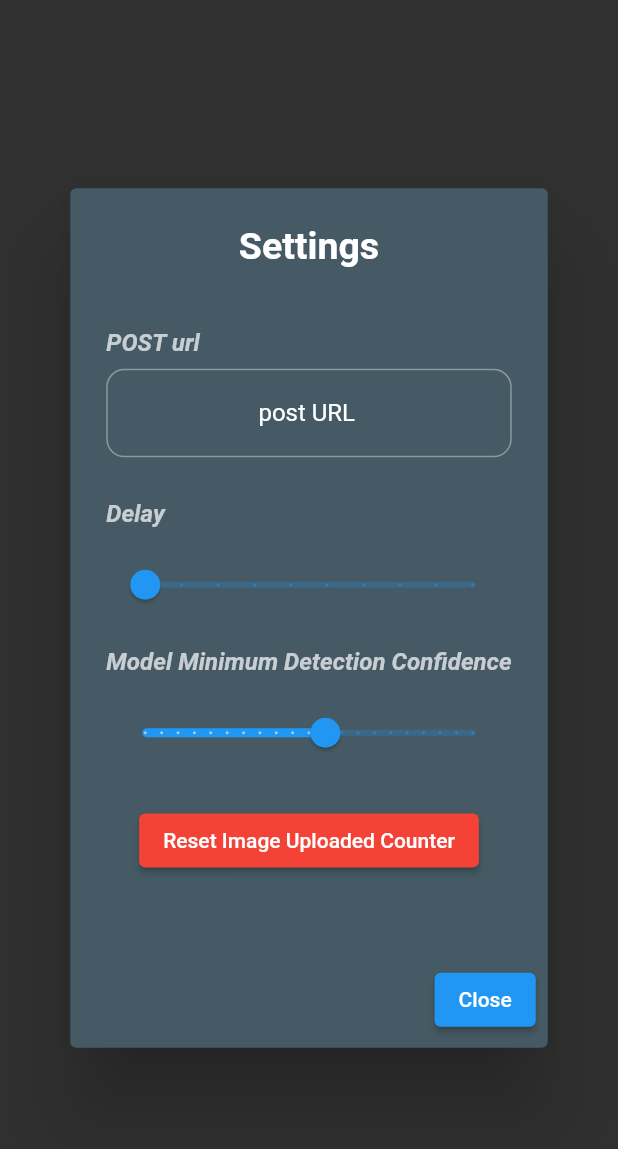
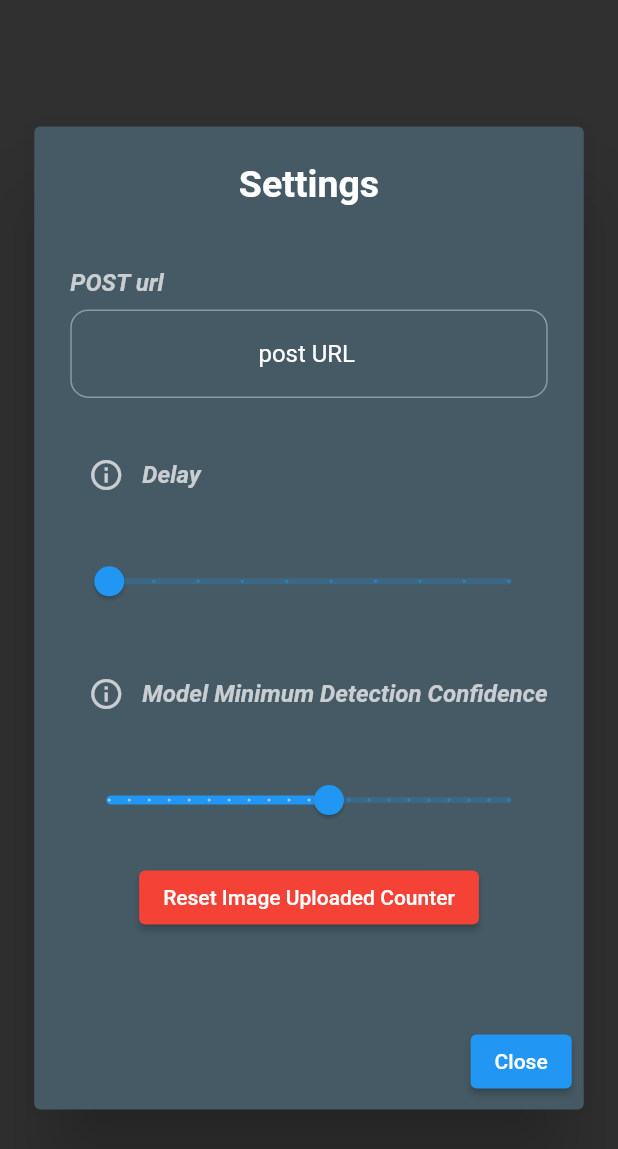
Before and after one commit to AlexBorous/mobileCameraDetection, a Flutter app: the Settings widget shown alone on an empty page, opened directly, on a phone screen of 412 x 824 dp. Shown: the top 1149 px of the screen. Run offline on Flutter 3.47's test engine with Material 2 defaults, Android fonts, the phone set to English and light mode, and no system bars; our stand-ins replace camera, fluttertoast, hive, hive_flutter; missing offline and left inert: tflite; accounts and stored records are empty.

Commit message:
finished project

```diff
--- a/camera_detection/lib/widgets/settings.dart
+++ b/camera_detection/lib/widgets/settings.dart
@@ -41,23 +41,26 @@ class _SettingsState extends State<Settings> {
             const EdgeInsets.symmetric(horizontal: 5.0, vertical: 5.0),
         backgroundColor: Colors.blueGrey.shade700,
         content: Container(
-          height: MediaQuery.of(context).size.height * 0.5,
+          height: MediaQuery.of(context).size.height * 0.6,
           child: Column(
             mainAxisAlignment: MainAxisAlignment.center,
             crossAxisAlignment: CrossAxisAlignment.start,
             mainAxisSize: MainAxisSize.min,
             children: [
-              Text(
+              Flexible(
+                child: Text(
                   "POST url",
                   style: const TextStyle(
                       fontWeight: FontWeight.w600,
                       fontStyle: FontStyle.italic,
                       color: Colors.white70),
                 ),
+              ),
               const SizedBox(
                 height: 8.0,
               ),
               Container(
+                child: Expanded(
                   child: TextField(
                     decoration: InputDecoration(
                         border: OutlineInputBorder(
@@ -73,15 +76,32 @@ class _SettingsState extends State<Settings> {
                     },
                   ),
                 ),
+              ),
               const SizedBox(
-                height: 28.0,
+                height: 16.0,
               ),
-              Text(
+              Expanded(
+                child: Row(
+                  children: [
+                    IconButton(
+                      onPressed: () {},
+                      icon: const Icon(
+                        Icons.info_outline,
+                        color: Colors.white70,
+                      ),
+                      tooltip: "Delay after taking a photo",
+                    ),
+                    Flexible(
+                      child: Text(
                         "Delay",
                         style: const TextStyle(
                             fontWeight: FontWeight.w600,
                             fontStyle: FontStyle.italic,
                             color: Colors.white70),
+                      ),
+                    ),
+                  ],
+                ),
               ),
               const SizedBox(
                 height: 8.0,
@@ -105,6 +125,18 @@ class _SettingsState extends State<Settings> {
               const SizedBox(
                 height: 12.0,
               ),
+              Expanded(
+                child: Row(
+                  children: [
+                    IconButton(
+                      onPressed: () {},
+                      icon: const Icon(
+                        Icons.info_outline,
+                        color: Colors.white70,
+                      ),
+                      tooltip:
+                          "Default:0.55 More confidence means slower image taking but added certainty",
+                    ),
                     Flexible(
                       child: Text(
                         "Model Minimum Detection Confidence",
@@ -112,6 +144,9 @@ class _SettingsState extends State<Settings> {
                             fontWeight: FontWeight.w600,
                             fontStyle: FontStyle.italic,
                             color: Colors.white70),
+                      ),
+                    ),
+                  ],
                 ),
               ),
               const SizedBox(
@@ -132,7 +167,7 @@ class _SettingsState extends State<Settings> {
                 ),
               ),
               const SizedBox(
-                height: 12.0,
+                height: 2.0,
               ),
               Flexible(
                 child: Center(
--- a/camera_detection/pubspec.yaml
+++ b/camera_detection/pubspec.yaml
@@ -27,6 +27,7 @@ dependencies:
   hive_flutter: ^1.0.0
   http: ^0.13.1
   flutter_launcher_icons: "^0.9.0"
+  fluttertoast: ^8.0.6
 
 
   flutter:
```
Also changed, not shown: camera_detection/lib/camera.dart (+11 -22 lines), camera_detection/lib/upload_image.dart (+9 -1 lines), camera_detection/pubspec.lock, 1 other file. Lines whose indentation alone changed are shown as unchanged.
